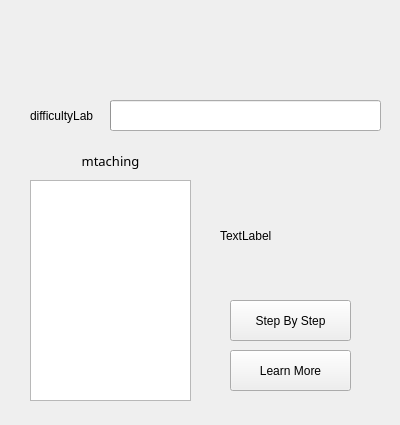
First picture: the form in recipebutton.ui, repository ReneeTong/a8-edu-app, before the edit.
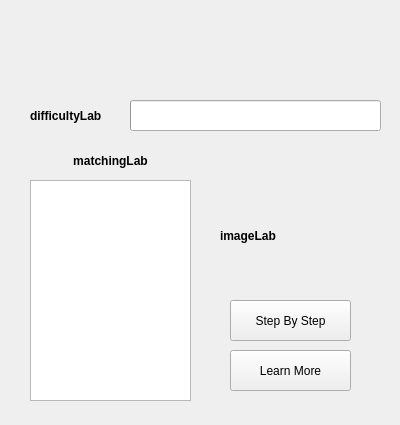
Second picture: the form after the edit.

Diff of the .ui file:
```diff
--- a/recipebutton.ui
+++ b/recipebutton.ui
@@ -45,9 +45,9 @@
   <widget class="QProgressBar" name="recipeDifficulty">
    <property name="geometry">
     <rect>
-     <x>110</x>
+     <x>130</x>
      <y>100</y>
-     <width>271</width>
+     <width>251</width>
      <height>31</height>
     </rect>
    </property>
@@ -88,10 +88,16 @@
     <rect>
      <x>30</x>
      <y>100</y>
-     <width>71</width>
+     <width>91</width>
      <height>31</height>
     </rect>
    </property>
+   <property name="font">
+    <font>
+     <family>Tahoma</family>
+     <bold>true</bold>
+    </font>
+   </property>
    <property name="text">
     <string>difficultyLab</string>
    </property>
@@ -123,12 +129,13 @@
    </property>
    <property name="font">
     <font>
-     <family>Segoe Fluent Icons</family>
-     <pointsize>10</pointsize>
+     <family>Tahoma</family>
+     <pointsize>9</pointsize>
+     <bold>true</bold>
     </font>
    </property>
    <property name="text">
-    <string>mtaching</string>
+    <string>matchingLab</string>
    </property>
    <property name="alignment">
     <set>Qt::AlignCenter</set>
@@ -156,8 +163,14 @@
      <height>111</height>
     </rect>
    </property>
+   <property name="font">
+    <font>
+     <family>Tahoma</family>
+     <bold>true</bold>
+    </font>
+   </property>
    <property name="text">
-    <string>TextLabel</string>
+    <string>imageLab</string>
    </property>
   </widget>
  </widget>
```
Left out of the diff: 13 changed lines with no effect on the pictures.
